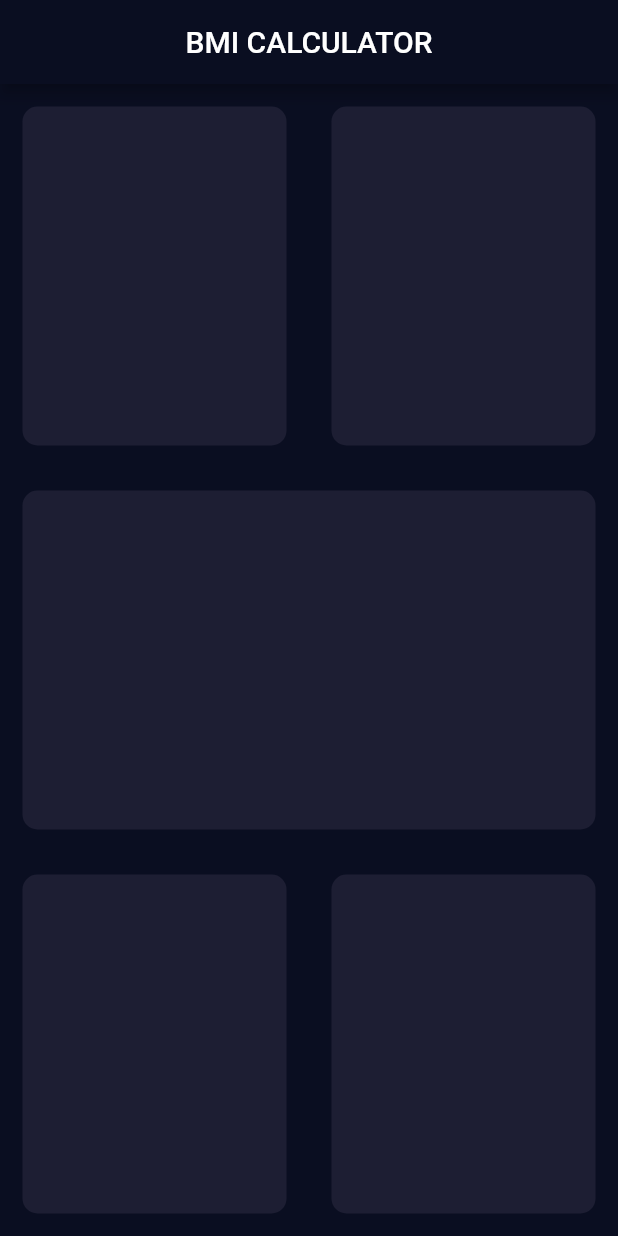
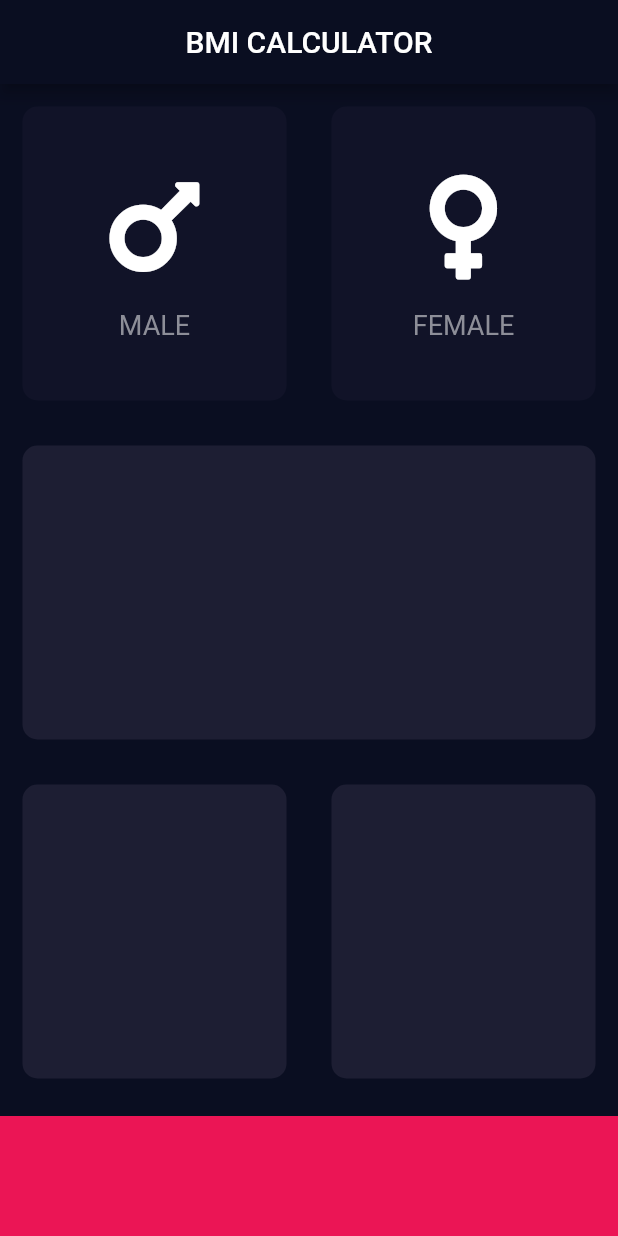
Before and after one commit to K-Kaustubh/BMI_CAL, a Flutter app: the screen it shows after launch, on a phone screen of 412 x 824 dp. Run offline on Flutter 3.47's test engine with Material 2 defaults, Android fonts, the phone set to English and light mode, and no system bars; our stand-ins replace font_awesome_flutter.

```diff
--- /dev/null
+++ b/lib/icon_content.dart
@@ -0,0 +1,33 @@
+import 'package:flutter/material.dart';
+
+const labelTextStyle = TextStyle(
+  fontSize: 18.0,
+  color: Color(0xff8d8e98),
+);
+
+class IconContent extends StatelessWidget {
+  IconContent({this.icon, this.label});
+
+  final IconData icon;
+  final String label;
+
+  @override
+  Widget build(BuildContext context) {
+    return Column(
+      mainAxisAlignment: MainAxisAlignment.center,
+      children: [
+        Icon(
+          icon,
+          size: 80.0,
+        ),
+        SizedBox(
+          height: 15.0,
+        ),
+        Text(
+          label,
+          style: labelTextStyle,
+        )
+      ],
+    );
+  }
+}
--- a/lib/input_page.dart
+++ b/lib/input_page.dart
@@ -1,4 +1,17 @@
 import 'package:flutter/material.dart';
+import 'icon_content.dart';
+import 'reusable_card.dart';
+import 'package:font_awesome_flutter/font_awesome_flutter.dart';
+
+const bottomContainerHeight = 80.0;
+const activeCardColor = Color(0xff1d1e33);
+const inactiveCardColor = Color(0xff111328);
+const bottomContainerColor = Color(0xffeb1555);
+
+enum Gender {
+  male,
+  female,
+}
 
 class InputPage extends StatefulWidget {
   @override
@@ -6,6 +19,33 @@ class InputPage extends StatefulWidget {
 }
 
 class _InputPageState extends State<InputPage> {
+
+  Gender selectedGender = null;
+
+  // Color maleCardColor = inactiveCardColor;
+  // Color femaleCardColor = inactiveCardColor;
+
+  // void updateColor(Gender selectedGender){
+  //   if(selectedGender == Gender.male){
+  //     if(maleCardColor == inactiveCardColor){
+  //       maleCardColor = activeCardColor;
+  //       femaleCardColor = inactiveCardColor;
+  //     } else {
+  //       maleCardColor = inactiveCardColor;
+  //     }
+  //   }
+  //   if(selectedGender ==Gender.female){
+  //     if(femaleCardColor == inactiveCardColor){
+  //       femaleCardColor = activeCardColor;
+  //       maleCardColor = inactiveCardColor;
+  //     } else {
+  //       femaleCardColor = inactiveCardColor;
+  //     }
+  //   }
+  // }
+
+
+
   @override
   Widget build(BuildContext context) {
     return Scaffold(
@@ -17,35 +57,55 @@ class _InputPageState extends State<InputPage> {
           Expanded(
               child: Row(
             children: [
-                Expanded(child: ReusableCard(colour: Color(0xff1d1e33))),
-                Expanded(child: ReusableCard(colour: Color(0xff1d1e33))),
+              Expanded(
+                child: GestureDetector(
+                onTap: (){
+                  setState(() {
+                    // updateColor(Gender.male);
+                    selectedGender = Gender.male;
+                  });
+                },
+                  child: ReusableCard(
+                    colour: selectedGender == Gender.male? activeCardColor : inactiveCardColor,
+                    cardChild:
+                        IconContent(icon: FontAwesomeIcons.mars, label: "MALE"),
+                  ),
+                ),
+              ),
+              Expanded(
+                child: GestureDetector(
+                  onTap: (){
+                    setState(() {
+                      // updateColor(Gender.female);
+                      selectedGender = Gender.female;
+                    });
+                  },
+                  child: ReusableCard(
+                    colour: selectedGender == Gender.female ? activeCardColor : inactiveCardColor,
+                    cardChild: IconContent(
+                      icon: FontAwesomeIcons.venus,
+                      label: "FEMALE",
+                    ),
+                  ),
+                ),
+              ),
             ],
           )),
-            Expanded(child: ReusableCard(colour: Color(0xff1d1e33))),
+          Expanded(child: ReusableCard(colour: activeCardColor)),
           Expanded(
               child: Row(
             children: [
-                Expanded(child: ReusableCard(colour: Color(0xff1d1e33))),
-                Expanded(child: ReusableCard(colour: Color(0xff1d1e33))),
+              Expanded(child: ReusableCard(colour: activeCardColor)),
+              Expanded(child: ReusableCard(colour: activeCardColor)),
             ],
           )),
+          Container(
+            color: bottomContainerColor,
+            margin: EdgeInsets.only(top: 10.0),
+            width: double.infinity,
+            height: bottomContainerHeight,
+          ),
         ],
-        ));
-  }
-}
-
-class ReusableCard extends StatelessWidget {
-
-  ReusableCard({@required this.colour});
-  final Color colour;
-
-  @override
-  Widget build(BuildContext context) {
-    return Container(
-      margin: EdgeInsets.all(15.0),
-      decoration: BoxDecoration(
-        color: colour,
-        borderRadius: BorderRadius.circular(10.0),
       ),
     );
   }
--- /dev/null
+++ b/lib/reusable_card.dart
@@ -0,0 +1,20 @@
+import 'package:flutter/material.dart';
+
+class ReusableCard extends StatelessWidget {
+  ReusableCard({@required this.colour, this.cardChild});
+
+  final Color colour;
+  final Widget cardChild;
+
+  @override
+  Widget build(BuildContext context) {
+    return Container(
+      child: cardChild,
+      margin: EdgeInsets.all(15.0),
+      decoration: BoxDecoration(
+        color: colour,
+        borderRadius: BorderRadius.circular(10.0),
+      ),
+    );
+  }
+}
--- a/pubspec.yaml
+++ b/pubspec.yaml
@@ -11,6 +11,7 @@ dependencies:
     sdk: flutter
 
   cupertino_icons: ^0.1.2
+  font_awesome_flutter: ^9.2.0
 
 dev_dependencies:
   flutter_test:
```
Also changed, not shown: pubspec.lock. Lines whose indentation alone changed are shown as unchanged.
